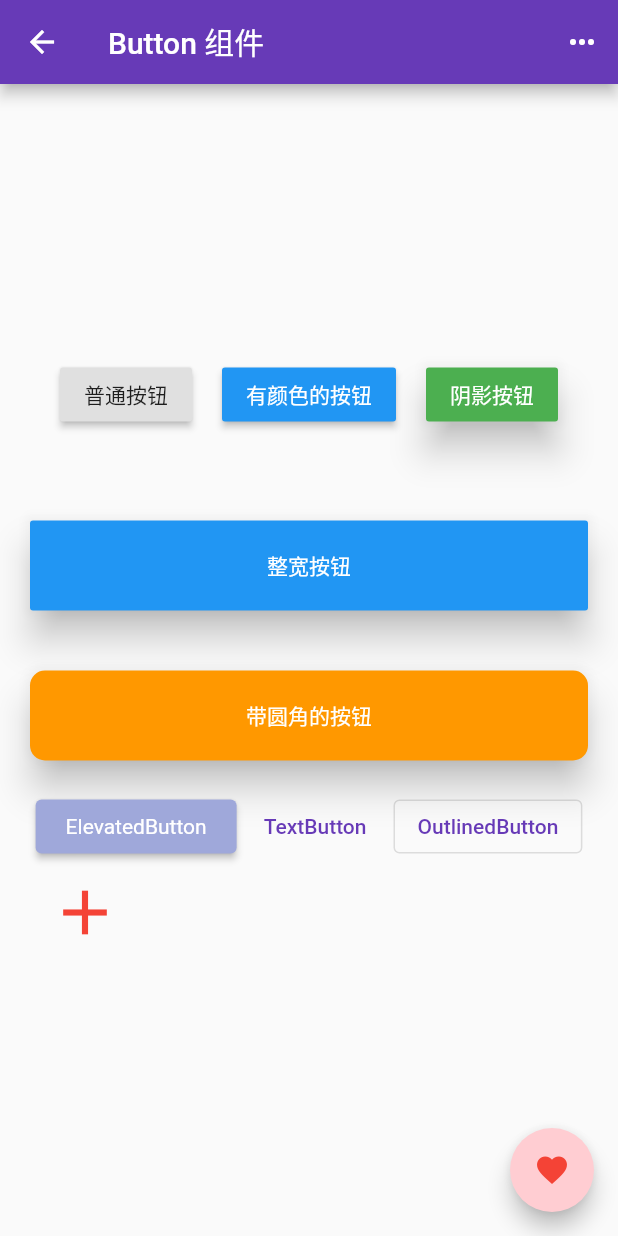
After one commit to PatrickStarM/flutter_code, a Flutter app: the ButtonDemo screen opened directly, on a phone screen of 412 x 824 dp. The commit adds this screen. Run offline on Flutter 3.47's test engine with Material 2 defaults, Android fonts, the phone set to English and light mode, and no system bars.

Commit message:
feat: flutter按钮合集&表单

```diff
--- a/lib/pages/tabs/Home.dart
+++ b/lib/pages/tabs/Home.dart
@@ -55,6 +55,30 @@ class _HomePageState extends State<HomePage> {
             Navigator.pushNamed(context, "/drawer");
           },
         ),
+        ElevatedButton(
+          child: const Text("按钮合集"),
+          onPressed: () {
+            Navigator.pushNamed(context, "/button");
+          },
+        ),
+        ElevatedButton(
+          child: const Text("底部导航凸起按钮"),
+          onPressed: () {
+            Navigator.pushNamed(context, "/floatAction");
+          },
+        ),
+        ElevatedButton(
+          child: const Text("flutter表单"),
+          onPressed: () {
+            Navigator.pushNamed(context, "/formDemo");
+          },
+        ),
+        ElevatedButton(
+          child: const Text("学员登记系统"),
+          onPressed: () {
+            Navigator.pushNamed(context, "/formWidget");
+          },
+        ),
       ],
     ));
   }
--- a/lib/routes.dart
+++ b/lib/routes.dart
@@ -6,6 +6,10 @@ import 'package:flutter_code/pages/DrawerPage1.dart';
 import 'package:flutter_code/pages/FormPage.dart';
 import 'package:flutter_code/pages/SearchPage.dart';
 import 'package:flutter_code/pages/Tabs.dart';
+import 'package:flutter_code/widgets/button_demo.dart';
+import 'package:flutter_code/widgets/floating_action_button_demo.dart';
+import 'package:flutter_code/widgets/form_demo.dart';
+import 'package:flutter_code/widgets/form_widget.dart';
 
 // 配置路由，定义Map类型的Routes，Key为String类型，Value为Function类型
 final Map<String, Function> routes = {
@@ -15,6 +19,10 @@ final Map<String, Function> routes = {
   '/appBar': (context) => const AppBarPage(),
   '/appBar1': (context) => const AppBarPage1(),
   '/drawer': (context) => const DrawerPage1(),
+  '/button': (context) => const ButtonDemo(),
+  '/floatAction': (context) => const FloatingActionButtonDemo(),
+  '/formDemo': (context) => const FormDemo(),
+  '/formWidget': (context) => const FormWidget(),
 };
 
 // 固定写法
--- /dev/null
+++ b/lib/widgets/button_demo.dart
@@ -0,0 +1,140 @@
+import 'package:flutter/material.dart';
+
+class ButtonDemo extends StatelessWidget {
+  const ButtonDemo({Key? key}) : super(key: key);
+
+  @override
+  Widget build(BuildContext context) {
+    return Scaffold(
+      appBar: AppBar(
+        title: const Text("Button 组件"),
+        actions: [
+          IconButton(
+              onPressed: () => {Navigator.pushNamed(context, "/floating")},
+              icon: Icon(Icons.more_horiz))
+        ],
+      ),
+      floatingActionButton: FloatingActionButton(
+        onPressed: () {},
+        backgroundColor: Colors.red.shade100,
+        child: const Icon(
+          Icons.favorite,
+          color: Colors.red,
+        ),
+      ),
+      body: Column(
+        mainAxisAlignment: MainAxisAlignment.center,
+        children: [
+          Row(
+            mainAxisAlignment: MainAxisAlignment.center,
+            children: [
+              RaisedButton(
+                onPressed: () {
+                  print("点击了");
+                },
+                child: const Text("普通按钮"),
+              ),
+              const SizedBox(
+                width: 20,
+              ),
+              RaisedButton(
+                textColor: Colors.white,
+                color: Colors.blue,
+                onPressed: () {
+                  print("点击了");
+                },
+                child: const Text("有颜色的按钮"),
+              ),
+              const SizedBox(
+                width: 20,
+              ),
+              RaisedButton(
+                textColor: Colors.white,
+                color: Colors.green,
+                elevation: 10,
+                onPressed: () {
+                  print("点击了");
+                },
+                child: const Text("阴影按钮"),
+              ),
+            ],
+          ),
+          const SizedBox(
+            height: 40,
+          ),
+          Row(
+            mainAxisAlignment: MainAxisAlignment.center,
+            children: [
+              Expanded(
+                  child: Container(
+                    height: 60,
+                    margin: const EdgeInsets.all(20),
+                    child: RaisedButton(
+                      textColor: Colors.white,
+                      color: Colors.blue,
+                      elevation: 10,
+                      onPressed: () {
+                        print("点击了");
+                      },
+                      child: const Text("整宽按钮"),
+                    ),
+                  ))
+            ],
+          ),
+          Row(
+            mainAxisAlignment: MainAxisAlignment.center,
+            children: [
+              Expanded(
+                  child: Container(
+                    height: 60,
+                    margin: const EdgeInsets.all(20),
+                    child: RaisedButton(
+                      onPressed: () {
+                        print("点击了");
+                      },
+                      child: const Text("带圆角的按钮"),
+                      textColor: Colors.white,
+                      color: Colors.orange,
+                      elevation: 10,
+                      shape: RoundedRectangleBorder(
+                          borderRadius: BorderRadius.circular(10)),
+                    ),
+                  ))
+            ],
+          ),
+          Wrap(
+            spacing: 10,
+            children: [
+              ElevatedButton(
+                onPressed: () {},
+                style: ElevatedButton.styleFrom(
+                  primary: Colors.indigo.shade200,
+                  textStyle: const TextStyle(color: Colors.white),
+                  padding: const EdgeInsets.symmetric(
+                    horizontal: 20,
+                    vertical: 10,
+                  ),
+                ),
+                child: const Text("ElevatedButton"),
+              ),
+              TextButton(
+                onPressed: () {},
+                child: const Text("TextButton"),
+              ),
+              OutlinedButton(
+                onPressed: () {},
+                child: const Text("OutlinedButton"),
+              ),
+              IconButton(
+                onPressed: () {},
+                icon: const Icon(Icons.add),
+                iconSize: 50,
+                color: Colors.red,
+              )
+            ],
+          )
+        ],
+      ),
+    );
+  }
+}
```
Also changed, not shown: lib/widgets/floating_action_button_demo.dart (added, +76 -0 lines), lib/widgets/form_demo.dart (added, +96 -0 lines), lib/widgets/form_widget.dart (added, +117 -0 lines).
